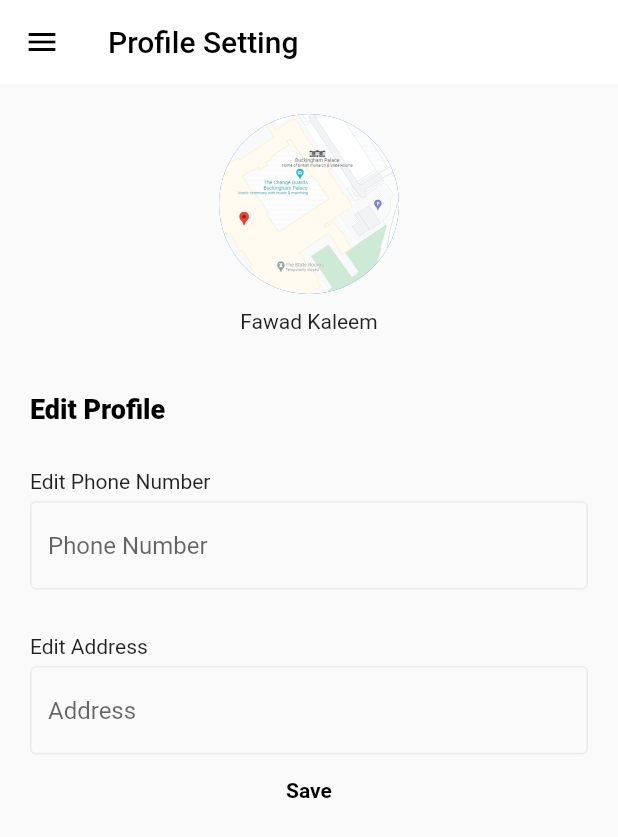
After one commit to fwdAndroid/landmatch, a Flutter app: the ProfileSetting screen opened directly, on a phone screen of 412 x 824 dp. The commit adds this screen. Shown: the top 837 px of the screen. Run offline on Flutter 3.47's test engine with Material 2 defaults, Android fonts, the phone set to English and light mode, and no system bars.

Commit message:
Profile Screen Done

```diff
--- /dev/null
+++ b/lib/profilesetting/profile.dart
@@ -0,0 +1,133 @@
+import 'package:flutter/material.dart';
+import 'package:flutter/src/widgets/framework.dart';
+import 'package:flutter/src/widgets/placeholder.dart';
+import 'package:landmatch/mainscreen/main_screen.dart';
+import 'package:landmatch/widgets/my_drawer.dart';
+
+class ProfileSetting extends StatefulWidget {
+  const ProfileSetting({super.key});
+
+  @override
+  State<ProfileSetting> createState() => _ProfileSettingState();
+}
+
+class _ProfileSettingState extends State<ProfileSetting> {
+  @override
+  Widget build(BuildContext context) {
+    return Scaffold(
+      appBar: AppBar(
+        iconTheme: IconThemeData(color: Colors.black),
+        elevation: 0,
+        backgroundColor: Colors.white,
+        title: Text(
+          "Profile Setting",
+          style: TextStyle(color: Colors.black),
+        ),
+      ),
+      drawer: MyDawer(),
+      body: SingleChildScrollView(
+        child: Column(
+          crossAxisAlignment: CrossAxisAlignment.start,
+          children: [
+            SizedBox(
+              height: 20,
+            ),
+            Center(
+              child: CircleAvatar(
+                radius: 60,
+                backgroundImage: AssetImage("assets/map.png"),
+              ),
+            ),
+            SizedBox(
+              height: 10,
+            ),
+            Center(
+              child: Text(
+                "Fawad Kaleem",
+                textAlign: TextAlign.center,
+              ),
+            ),
+            Container(
+              margin: EdgeInsets.only(left: 20, top: 40),
+              child: Text(
+                "Edit Profile",
+                style: TextStyle(
+                    color: Colors.black,
+                    fontSize: 18,
+                    fontWeight: FontWeight.w800),
+              ),
+            ),
+            Container(
+                margin:
+                    EdgeInsets.only(left: 20, right: 20, bottom: 5, top: 30),
+                child: Text(
+                  "Edit Phone Number",
+                )),
+            Container(
+                margin: EdgeInsets.only(left: 20, right: 20),
+                child: TextField(
+                  decoration: InputDecoration(
+                    hintText: "Phone Number",
+                    enabledBorder: OutlineInputBorder(
+                      borderSide: BorderSide(
+                          width: 1, color: Color(0xffEBEBEB)), //<-- SEE HERE
+                    ),
+                    disabledBorder: OutlineInputBorder(
+                      borderSide: BorderSide(
+                          width: 1, color: Color(0xffEBEBEB)), //<-- SEE HERE
+                    ),
+                    focusedBorder: OutlineInputBorder(
+                      borderSide:
+                          BorderSide(width: 1, color: Color(0xffEBEBEB)),
+                    ),
+                  ),
+                )),
+            Container(
+                margin:
+                    EdgeInsets.only(left: 20, right: 20, bottom: 5, top: 30),
+                child: Text(
+                  "Edit Address",
+                )),
+            Container(
+                margin: EdgeInsets.only(left: 20, right: 20),
+                child: TextField(
+                  decoration: InputDecoration(
+                    hintText: "Address",
+                    enabledBorder: OutlineInputBorder(
+                      borderSide: BorderSide(
+                          width: 1, color: Color(0xffEBEBEB)), //<-- SEE HERE
+                    ),
+                    disabledBorder: OutlineInputBorder(
+                      borderSide: BorderSide(
+                          width: 1, color: Color(0xffEBEBEB)), //<-- SEE HERE
+                    ),
+                    focusedBorder: OutlineInputBorder(
+                      borderSide:
+                          BorderSide(width: 1, color: Color(0xffEBEBEB)),
+                    ),
+                  ),
+                )),
+            Center(
+              child: TextButton(
+                onPressed: () {
+                  Navigator.push(context,
+                      MaterialPageRoute(builder: (builder) => MainScreen()));
+                },
+                child: Text(
+                  "Save",
+                  style: TextStyle(
+                    color: Colors.black,
+                    fontWeight: FontWeight.bold,
+                  ),
+                ),
+              ),
+            ),
+            SizedBox(
+              height: 10,
+            ),
+          ],
+        ),
+      ),
+    );
+  }
+}
--- a/lib/widgets/my_drawer.dart
+++ b/lib/widgets/my_drawer.dart
@@ -1,6 +1,8 @@
 import 'package:flutter/material.dart';
 import 'package:flutter/src/widgets/framework.dart';
 import 'package:flutter/src/widgets/placeholder.dart';
+
+import '../profilesetting/profile.dart';
 
 class MyDawer extends StatefulWidget {
   const MyDawer({super.key});
@@ -33,6 +35,10 @@ class _MyDawerState extends State<MyDawer> {
             height: 20,
           ),
           ListTile(
+            onTap: () {
+              Navigator.push(context,
+                  MaterialPageRoute(builder: (builder) => ProfileSetting()));
+            },
             title: Text("Profile Setting"),
             leading: Icon(Icons.person),
           ),
```
